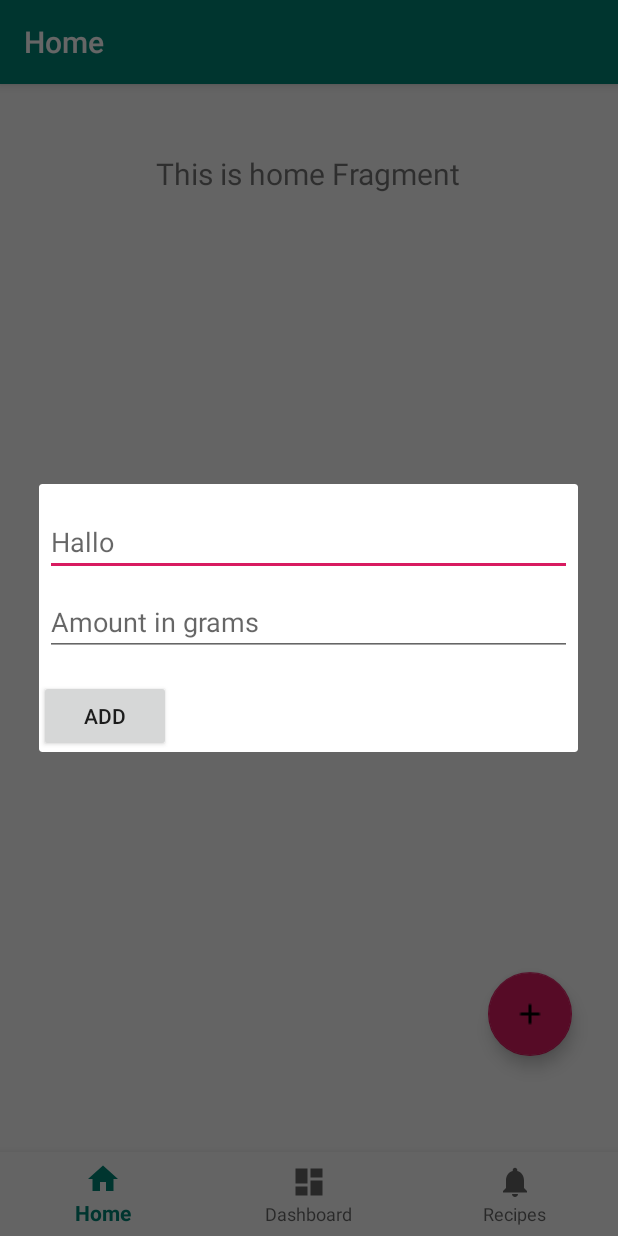
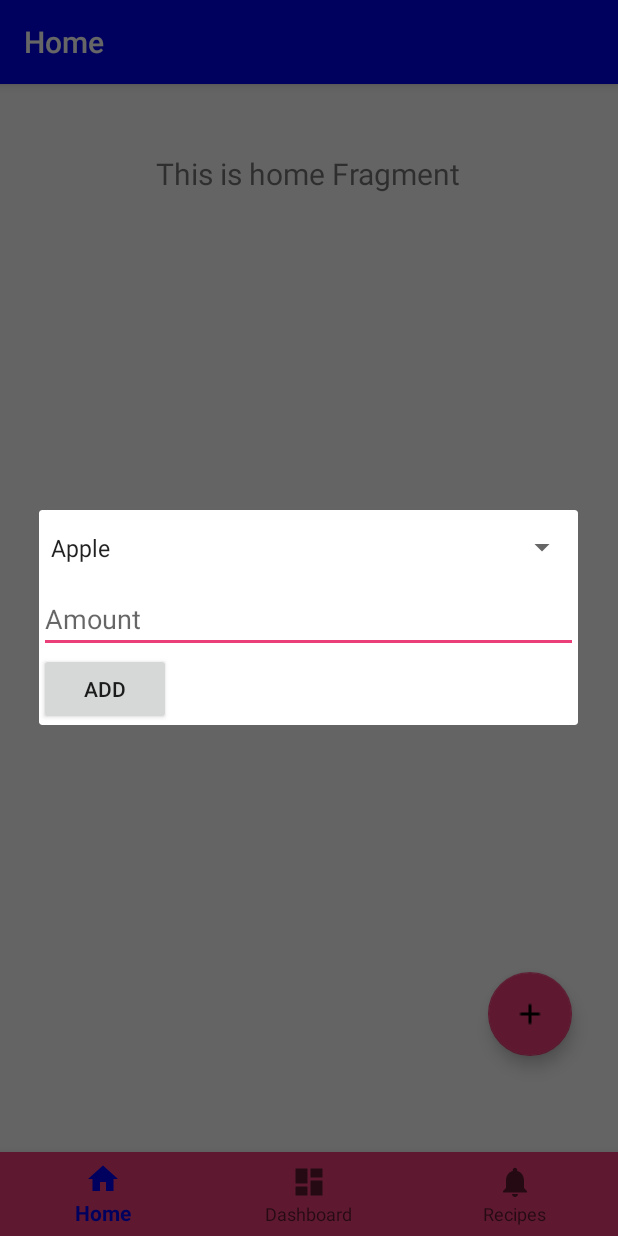
Before and after one commit to Jeffrieh/InHuis, an Android app: the screen it shows after launch (MainActivity), after a tap on "Add", on a phone screen of 412 x 824 dp. Run offline under Robolectric (Android 15) with nearby library versions, the phone set to English and light mode, and no system bars; our stand-ins replace Room's generated code, navigation-ui.

Commit message:
fix for adapter, ingredient screen

```diff
--- a/app/build.gradle
+++ b/app/build.gradle
@@ -43,6 +43,7 @@ android {
 }
 
 dependencies {
+
     implementation fileTree(dir: 'libs', include: ['*.jar'])
     implementation "org.jetbrains.kotlin:kotlin-stdlib-jdk7:$kotlin_version"
     implementation 'androidx.appcompat:appcompat:1.1.0'
@@ -65,5 +66,4 @@ dependencies {
     androidTestImplementation "androidx.room:room-testing:$rootProject.roomVersion"
     // optional - Kotlin Extensions and Coroutines support for Room
     implementation "androidx.room:room-ktx:$rootProject.roomVersion"
-    kapt 'com.android.databinding:compiler:2.3.1'
 }
--- a/app/src/main/java/com/example/inhuis/MainActivity.kt
+++ b/app/src/main/java/com/example/inhuis/MainActivity.kt
@@ -27,10 +27,5 @@ class MainActivity : AppCompatActivity() {
         setupActionBarWithNavController(navController, appBarConfiguration)
         navView.setupWithNavController(navController)
 
-
-        val COUNTRIES = arrayOf("Belgium", "France", "Italy", "Germany", "Spain")
-
-
-
     }
 }
--- a/app/src/main/java/com/example/inhuis/ui/home/HomeFragment.kt
+++ b/app/src/main/java/com/example/inhuis/ui/home/HomeFragment.kt
@@ -7,6 +7,7 @@ import android.view.LayoutInflater
 import android.view.View
 import android.view.ViewGroup
 import android.widget.ArrayAdapter
+import android.widget.Spinner
 import android.widget.TextView
 import androidx.fragment.app.Fragment
 import androidx.lifecycle.Observer
@@ -15,7 +16,9 @@ import com.example.inhuis.R
 import com.example.inhuis.database.Ingredient
 import com.example.inhuis.database.IngredientRepository
 import com.example.inhuis.ui.ingredients.IngredientsViewModel
+import kotlinx.android.synthetic.main.dialog_add_ingredient.*
 import kotlinx.android.synthetic.main.dialog_add_ingredient.view.*
+import kotlinx.android.synthetic.main.dialog_add_ingredient.view.etAmount
 
 
 class HomeFragment : Fragment() {
@@ -35,10 +38,9 @@ class HomeFragment : Fragment() {
         val root = inflater.inflate(R.layout.fragment_home, container, false)
         val textView: TextView = root.findViewById(R.id.text_home)
 
-        homeViewModel.text.observe(this, Observer {
+        homeViewModel.text.observe(viewLifecycleOwner, Observer {
             textView.text = it
         })
-
 
         //Floating action button on the home screen.
         val fab: View = root.findViewById(R.id.fab)
@@ -49,15 +51,18 @@ class HomeFragment : Fragment() {
                 val layout = inflater.inflate(R.layout.dialog_add_ingredient, null)
                 builder.setView(layout)
 
-                //we give suggestions of what the user can add.
-                //TODO get values from resources
-                val suggestions = arrayOf("test", "hallo", "doei")
-                val adapter = ArrayAdapter(layout.context, android.R.layout.simple_list_item_1, suggestions)
+                val spinner: Spinner = layout.findViewById(R.id.ingredients)
+                ArrayAdapter.createFromResource(
+                    layout.context,
+                    R.array.ingredients_array,
+                    android.R.layout.simple_spinner_item
+                ).also { adapter ->
+                    adapter.setDropDownViewResource(android.R.layout.simple_spinner_dropdown_item)
+                    spinner.adapter = adapter
+                }
 
-                layout.product_name.setAdapter(adapter)
                 layout.btnAdd.setOnClickListener { view ->
-                    //TODO get values from form!!
-                    val t = Ingredient("kip", 500)
+                    val t = Ingredient(spinner.selectedItem.toString(), Integer.parseInt(layout.etAmount.text.toString()))
                     ingredientsViewModel.insert(t)
                 }
 
--- a/app/src/main/java/com/example/inhuis/ui/ingredients/IngredientsAdapter.kt
+++ b/app/src/main/java/com/example/inhuis/ui/ingredients/IngredientsAdapter.kt
@@ -6,7 +6,7 @@ import com.example.inhuis.R
 import com.example.inhuis.database.Ingredient
 import kotlinx.android.synthetic.main.ingredient_item.view.*
 
-class IngredientsAdapter(private val myDataset: List<Ingredient>) :
+class IngredientsAdapter(private var myDataset: List<Ingredient>) :
     RecyclerView.Adapter<IngredientsAdapter.MyViewHolder>() {
 
     override fun onCreateViewHolder(parent: ViewGroup, viewType: Int): MyViewHolder {
@@ -16,14 +16,16 @@ class IngredientsAdapter(private val myDataset: List<Ingredient>) :
     }
 
     override fun onBindViewHolder(holder: MyViewHolder, position: Int) {
-        holder.itemView.name.text = myDataset[position].name
+        holder.bind(myDataset[position])
     }
+
 
     override fun getItemCount() = myDataset.size
 
     inner class MyViewHolder(itemView: View) : RecyclerView.ViewHolder(itemView) {
         fun bind(ingredient: Ingredient) {
             itemView.name.text = ingredient.name
+            itemView.amount.text = "-" + ingredient.amount.toString() + "g"
         }
 
     }
--- a/app/src/main/res/layout/activity_main.xml
+++ b/app/src/main/res/layout/activity_main.xml
@@ -28,7 +28,7 @@
         android:layout_height="wrap_content"
         android:layout_marginStart="0dp"
         android:layout_marginEnd="0dp"
-        android:background="?android:attr/windowBackground"
+        android:background="@color/colorAccent"
         app:layout_constraintBottom_toBottomOf="parent"
         app:layout_constraintLeft_toLeftOf="parent"
         app:layout_constraintRight_toRightOf="parent"
--- a/app/src/main/res/layout/dialog_add_ingredient.xml
+++ b/app/src/main/res/layout/dialog_add_ingredient.xml
@@ -1,30 +1,19 @@
 <LinearLayout xmlns:android="http://schemas.android.com/apk/res/android"
-    android:layout_width="wrap_content"
+    android:layout_width="match_parent"
     android:layout_height="wrap_content"
     android:orientation="vertical">
 
-    <AutoCompleteTextView
-        android:id="@+id/product_name"
+    <Spinner
+        android:id="@+id/ingredients"
         android:layout_width="match_parent"
-        android:layout_height="wrap_content"
-        android:layout_marginLeft="4dp"
-        android:layout_marginTop="16dp"
-        android:layout_marginRight="4dp"
-        android:layout_marginBottom="4dp"
-        android:hint="@string/product_name"
-        android:inputType="" />
+        android:layout_height="50dp" />
 
     <EditText
-        android:id="@+id/amount"
+        android:id="@+id/etAmount"
         android:layout_width="match_parent"
-        android:layout_height="wrap_content"
-        android:layout_marginLeft="4dp"
-        android:layout_marginTop="4dp"
-        android:layout_marginRight="4dp"
-        android:layout_marginBottom="16dp"
-        android:fontFamily="sans-serif"
-        android:hint="@string/amount"
-        android:inputType="number" />
+        android:inputType="number"
+        android:hint="Amount"
+        android:layout_height="wrap_content"/>
 
     <Button
         android:layout_height="wrap_content"
--- a/app/src/main/res/values/colors.xml
+++ b/app/src/main/res/values/colors.xml
@@ -1,6 +1,6 @@
 <?xml version="1.0" encoding="utf-8"?>
 <resources>
-    <color name="colorPrimary">#008577</color>
+    <color name="colorPrimary">#0000EE</color>
     <color name="colorPrimaryDark">#00574B</color>
-    <color name="colorAccent">#D81B60</color>
+    <color name="colorAccent">#EB3F79</color>
 </resources>
--- a/app/src/main/res/values/strings.xml
+++ b/app/src/main/res/values/strings.xml
@@ -11,4 +11,13 @@
 
     <string name="single_recipe_title">Test</string>
     <string name="single_recipe_text">Test text</string>
+
+    <string-array name="ingredients_array">
+        <item>Apple</item>
+        <item>Chicken</item>
+        <item>Brocolli</item>
+        <item>Onion</item>
+        <item>Garlic</item>
+        <item>Minced Meat</item>
+    </string-array>
 </resources>
```
Also changed, not shown: app/src/main/java/com/example/inhuis/ui/ingredients/IngredientsFragment.kt (+20 -10 lines), app/src/main/res/layout/fragment_dashboard.xml (+6 -3 lines), app/src/main/res/layout/ingredient_item.xml (+33 -6 lines).
